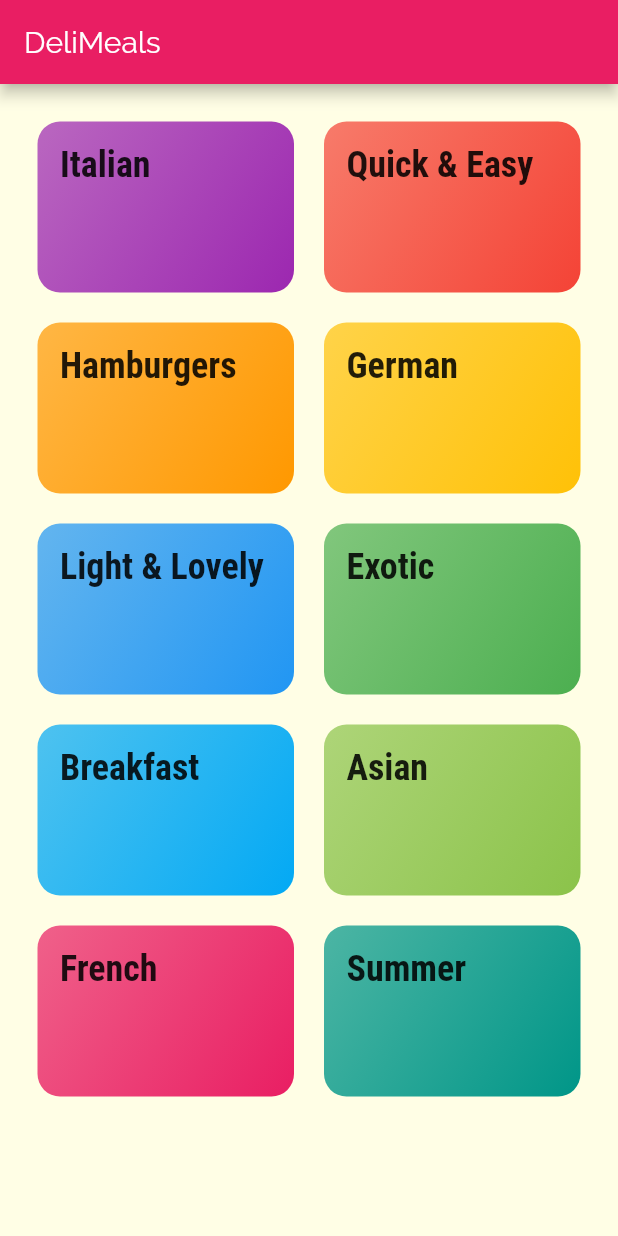
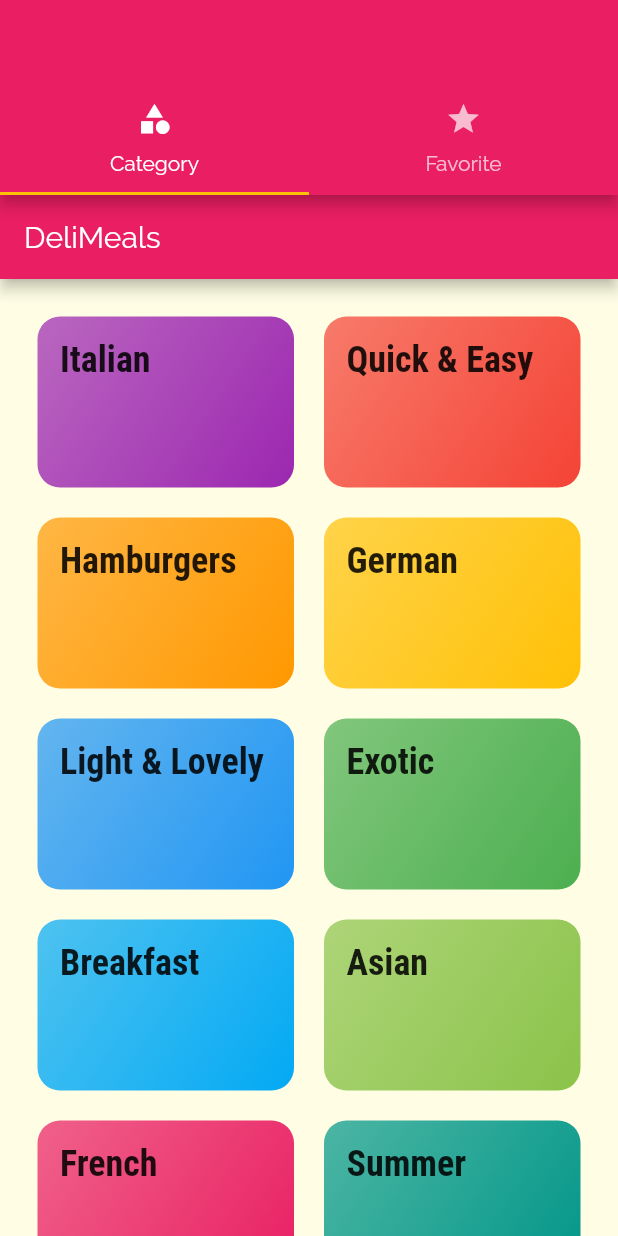
Before and after one commit to inhobaek-wj/meals_app, a Flutter app: the screen it shows after launch, on a phone screen of 412 x 824 dp. Run offline on Flutter 3.47's test engine with Material 2 defaults, Android fonts, the phone set to English and light mode, and no system bars.

Commit message:
add TabBar to the AppBar

```diff
--- a/lib/main.dart
+++ b/lib/main.dart
@@ -3,6 +3,7 @@ import 'package:flutter/material.dart';
 import './screens/categories_screen.dart';
 import './screens/category_meals_screen.dart';
 import './screens/meal_detail_screen.dart';
+import 'screens/tabs_screen.dart';
 
 void main() {
   runApp(MyApp());
@@ -35,7 +36,7 @@ class MyApp extends StatelessWidget {
       // home: CategoriesScreen(),
       initialRoute: '/',
       routes: {
-        '/': (ctx) => CategoriesScreen(),
+        '/': (ctx) => TabsScreen(),
         CategoryMealsScreen.routeName: (ctx) => CategoryMealsScreen(),
         MealDetailScreen.routeName: (ctx) => MealDetailScreen(),
       },
--- /dev/null
+++ b/lib/screens/favorites_screen.dart
@@ -0,0 +1,10 @@
+import 'package:flutter/material.dart';
+
+class FavoiresScreen extends StatelessWidget {
+
+  @override
+  Widget build(BuildContext context) {
+
+    return Text('test');
+  }
+}
--- /dev/null
+++ b/lib/screens/tabs_screen.dart
@@ -0,0 +1,44 @@
+import 'package:flutter/material.dart';
+
+import 'categories_screen.dart';
+import 'favorites_screen.dart';
+
+class TabsScreen extends StatefulWidget {
+  @override
+  State<StatefulWidget> createState() => _TabsScreenState();
+}
+
+class _TabsScreenState extends State<TabsScreen> {
+
+  @override
+  Widget build(BuildContext context) {
+    return DefaultTabController(
+      length: 2,
+      child: Scaffold(
+        appBar: AppBar(
+          bottom: TabBar(
+            tabs: <Widget>[
+              Tab(
+                icon: const Icon(Icons.category),
+                text: 'Category',
+              ),
+              Tab(
+                icon: const Icon(Icons.star),
+                text: 'Favorite',
+              )
+            ],
+          ),
+        ),
+
+        body: TabBarView(
+          children: <Widget>[
+            CategoriesScreen(),
+            FavoiresScreen()
+          ],
+        )
+      ),
+      initialIndex: 0,
+    );
+  }
+
+}
```
